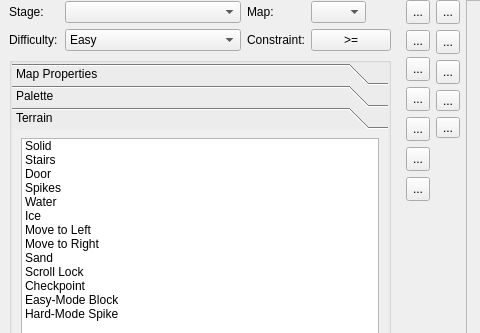
protoman/rockbot, file editor/mainwindow_tab/map_tab.ui: the form before one commit; both pictures show x 0 to 480 and y 0 to 333 of the 1042 by 593 pixel window.
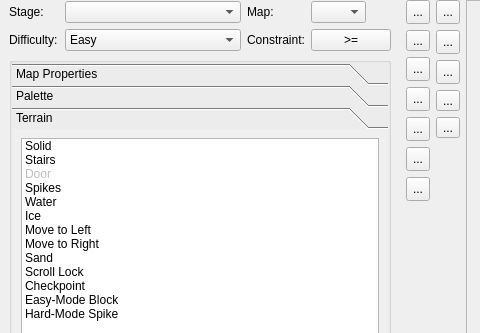
The form after the commit. The open tabs and pages were chosen to show the change. Icons and pictures are not drawn. Custom widgets are drawn as their Qt base class.

Commit message: - improve android build script - fix coil item jump being short. - fix position of hitbox and hitarea for enemies with background. - add new extra-data for NPCs, with flags that could be used later.     # stored in a new file, keep compatibility with old files. - if the extra_data does not exists in the game, create it (in memory/shared-data only). - EDITIR: add jump multiplier for X and Y axes. - EDITOR: fix vulnerable-area not showing when changing x or y values. - EDITOR: disable terrain DOOR as it is not used anymore. - fix double jump.

Diff of the .ui file:
```diff
--- a/editor/mainwindow_tab/map_tab.ui
+++ b/editor/mainwindow_tab/map_tab.ui
@@ -733,7 +733,7 @@
               <x>0</x>
               <y>0</y>
               <width>376</width>
-              <height>281</height>
+              <height>290</height>
              </rect>
             </property>
             <attribute name="label">
@@ -774,6 +774,9 @@
                  <iconset resource="../resources/icons/icons.qrc">
                   <normaloff>:/toolbar_icons/object-order-lower.png</normaloff>:/toolbar_icons/object-order-lower.png</iconset>
                 </property>
+                <property name="flags">
+                 <set>ItemIsDragEnabled|ItemIsUserCheckable</set>
+                </property>
                </item>
                <item>
                 <property name="text">
```
Left out of the diff: 15 changed lines with no effect on the pictures. The commit also changes 28 other files.
